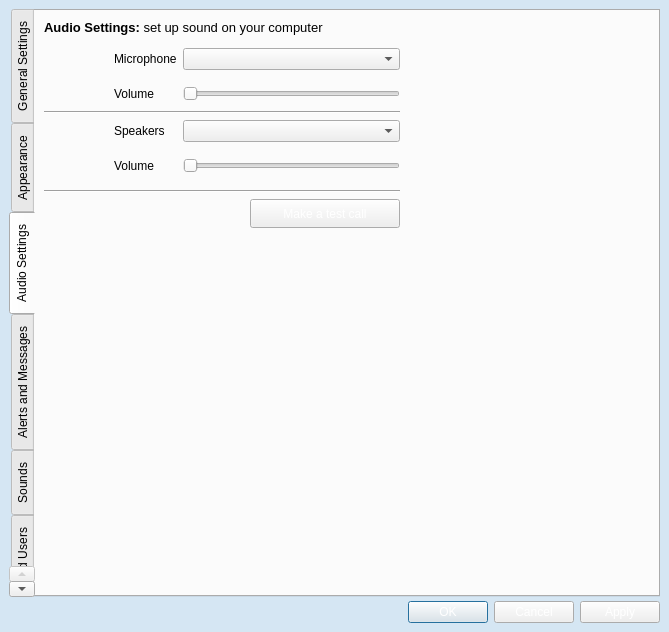
Old version of the form src/tools/customwidgets/optionsdialog_base.ui in the repository AlekSi/Jabbin.
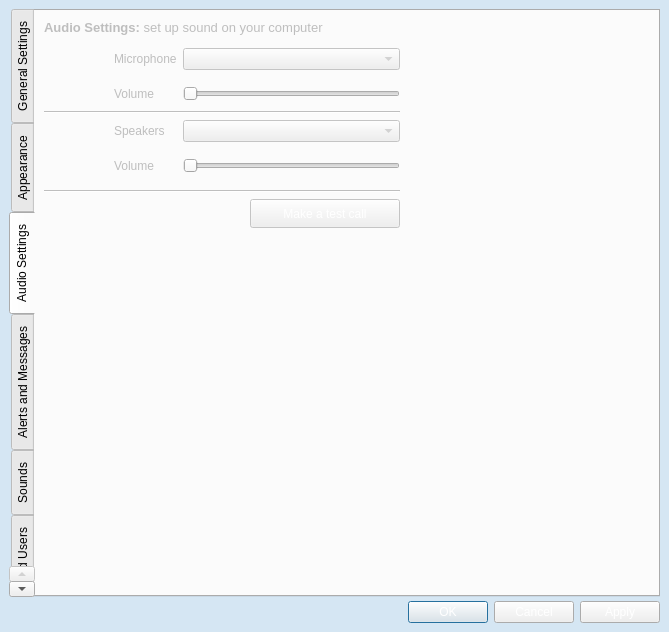
New version of the form. The open tabs and pages were chosen to show the change. Icons and pictures are not drawn. Custom widgets are drawn as their Qt base class.

Commit message: Autorun works on linux (Gnome, KDE and possibly other environments). Needs testing on windows.

```diff
--- a/src/tools/customwidgets/optionsdialog_base.ui
+++ b/src/tools/customwidgets/optionsdialog_base.ui
@@ -485,6 +485,9 @@
          </layout>
         </widget>
         <widget class="QWidget" name="tabAudio" >
+         <property name="enabled" >
+          <bool>false</bool>
+         </property>
          <attribute name="title" >
           <string>Audio Settings</string>
          </attribute>
```
Left out of the diff: 2 changed lines with no effect on the pictures. The commit also changes 1 other file.
